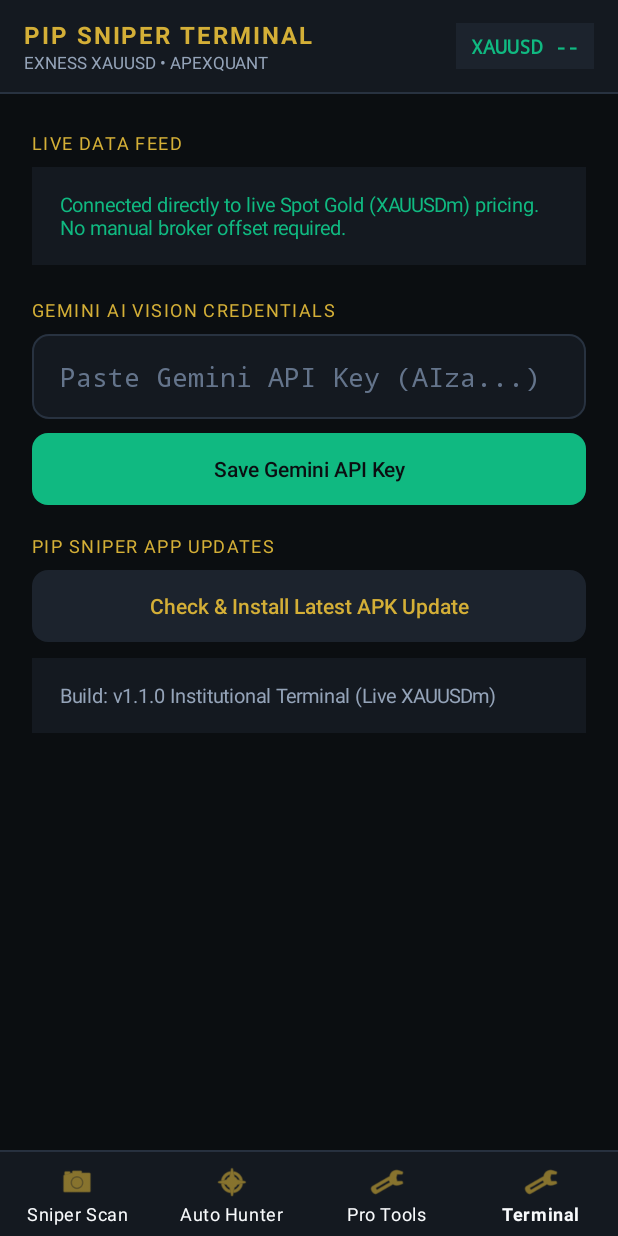
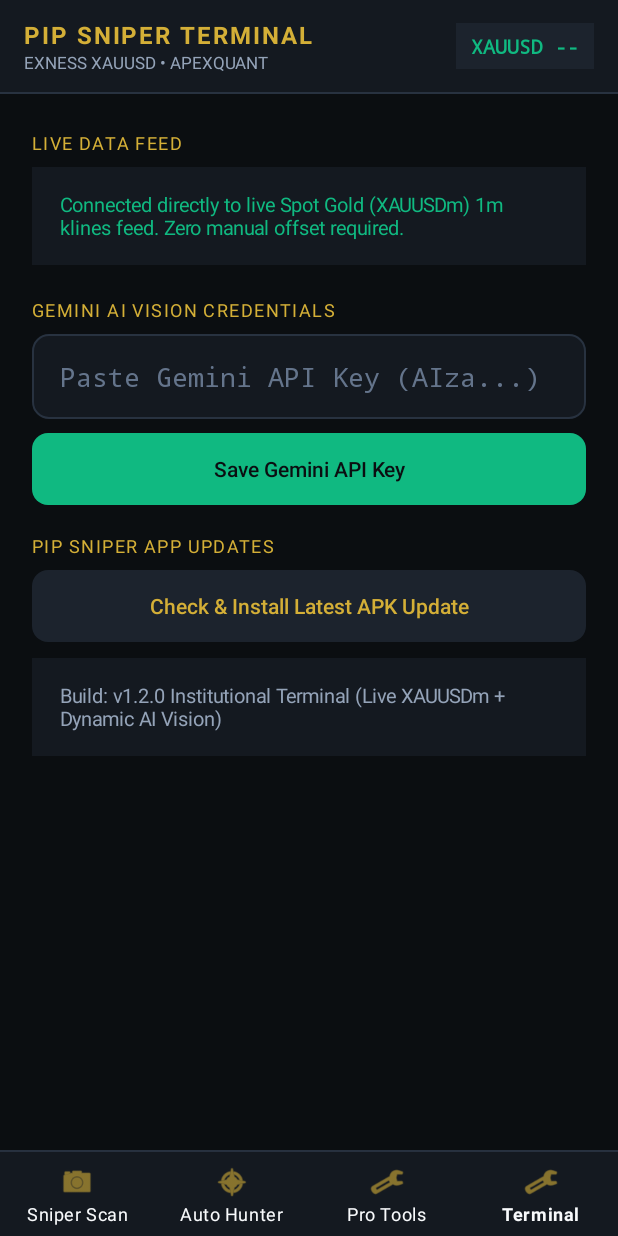
Before and after one commit to ultraeleven3/PipSniper-Android, an Android app: the screen it shows after launch (MainActivity), item 4 of the bottom bar chosen, on a phone screen of 412 x 824 dp. Run offline under Robolectric (Android 15) with nearby library versions, the phone set to English and light mode, and no system bars.

Commit message:
Update SettingsFragment.kt

```diff
--- a/app/src/main/java/com/apexquant/pipsniper/ui/SettingsFragment.kt
+++ b/app/src/main/java/com/apexquant/pipsniper/ui/SettingsFragment.kt
@@ -24,10 +24,9 @@ class SettingsFragment : Fragment() {
         }
         val root = LinearLayout(requireContext()).apply { orientation = LinearLayout.VERTICAL }
 
-        // 1. Live Spot Gold Feed Info
         root.addView(sectionTitle("LIVE DATA FEED"))
         val tvFeedInfo = TextView(requireContext()).apply {
-            text = "Connected directly to live Spot Gold (XAUUSDm) pricing. No manual broker offset required."
+            text = "Connected directly to live Spot Gold (XAUUSDm) 1m klines feed. Zero manual offset required."
             setTextColor(Color.parseColor("#10B981"))
             setBackgroundColor(Color.parseColor("#141920"))
             setPadding(28, 24, 28, 24)
@@ -38,7 +37,6 @@ class SettingsFragment : Fragment() {
         }
         root.addView(tvFeedInfo)
 
-        // 2. Gemini API Key
         root.addView(sectionTitle("GEMINI AI VISION CREDENTIALS"))
         val etKey = EditText(requireContext()).apply {
             hint = "Paste Gemini API Key (AIza...)"
@@ -61,13 +59,12 @@ class SettingsFragment : Fragment() {
         val btnSaveKey = styledButton("Save Gemini API Key", "#10B981", "#0B0E11")
         root.addView(btnSaveKey)
 
-        // 3. In-App Over-the-Air Updater
         root.addView(sectionTitle("PIP SNIPER APP UPDATES"))
         val btnUpdate = styledButton("Check & Install Latest APK Update", "#1C232D", "#D4AF37")
         root.addView(btnUpdate)
 
         val tvStatus = TextView(requireContext()).apply {
-            text = "Build: v1.1.0 Institutional Terminal (Live XAUUSDm)"
+            text = "Build: v1.2.0 Institutional Terminal (Live XAUUSDm + Dynamic AI Vision)"
             setTextColor(Color.parseColor("#94A3B8"))
             setBackgroundColor(Color.parseColor("#141920"))
             setPadding(28, 24, 28, 24)
```
